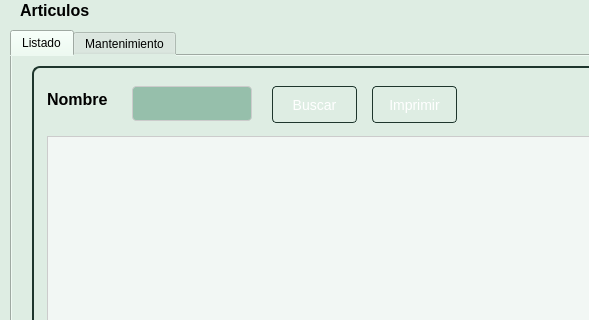
This is Entrega_De_equipos/Ui/FrmArticulo.ui in CodeDrTech/DevelopPython as Qt 5 draws it before an edit; both pictures show x 0 to 589 and y 0 to 320 of the 1019 by 658 pixel window. The edited form follows.
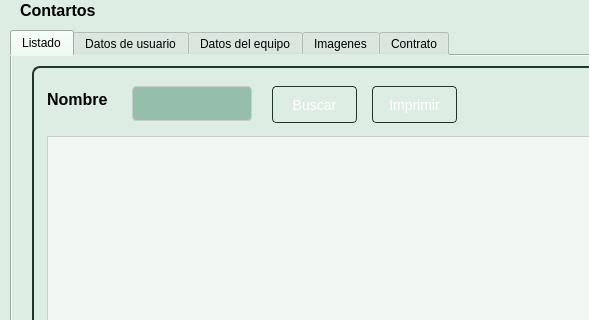
This is the edited form.

Commit message: Creacion de tabpages en el diseño.

```diff
--- a/Entrega_De_equipos/Ui/FrmArticulo.ui
+++ b/Entrega_De_equipos/Ui/FrmArticulo.ui
@@ -27,7 +27,7 @@
      <rect>
       <x>20</x>
       <y>0</y>
-      <width>81</width>
+      <width>91</width>
       <height>21</height>
      </rect>
     </property>
@@ -49,7 +49,7 @@
 }</string>
     </property>
     <property name="text">
-     <string>Articulos</string>
+     <string>Contartos</string>
     </property>
    </widget>
    <widget class="QTabWidget" name="tabWidget">
@@ -318,7 +318,22 @@
     </widget>
     <widget class="QWidget" name="tab_2">
      <attribute name="title">
-      <string>Mantenimiento</string>
+      <string>Datos de usuario</string>
+     </attribute>
+    </widget>
+    <widget class="QWidget" name="tabEquipo">
+     <attribute name="title">
+      <string>Datos del equipo</string>
+     </attribute>
+    </widget>
+    <widget class="QWidget" name="tabImagenEquipo">
+     <attribute name="title">
+      <string>Imagenes</string>
+     </attribute>
+    </widget>
+    <widget class="QWidget" name="tabContrato">
+     <attribute name="title">
+      <string>Contrato</string>
      </attribute>
      <widget class="QGroupBox" name="groupBox">
       <property name="geometry">
```
Left out of the diff: 6 changed lines with no effect on the pictures. The commit also changes 1 other file.
